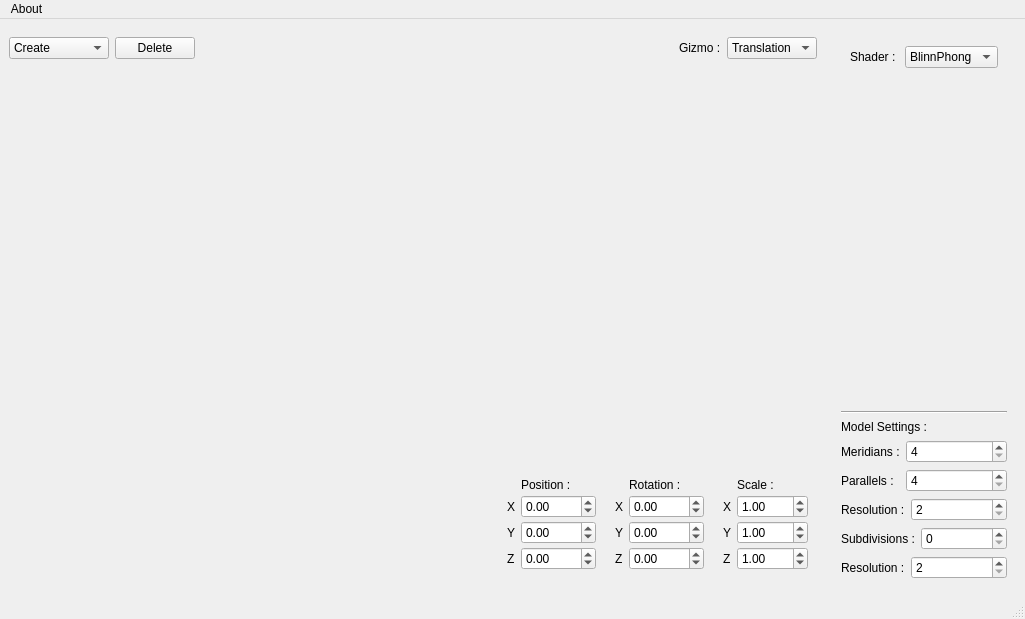
First picture: the form in src/Application/mainwindow.ui, repository DaftMat/Draft-Engine, before the edit.
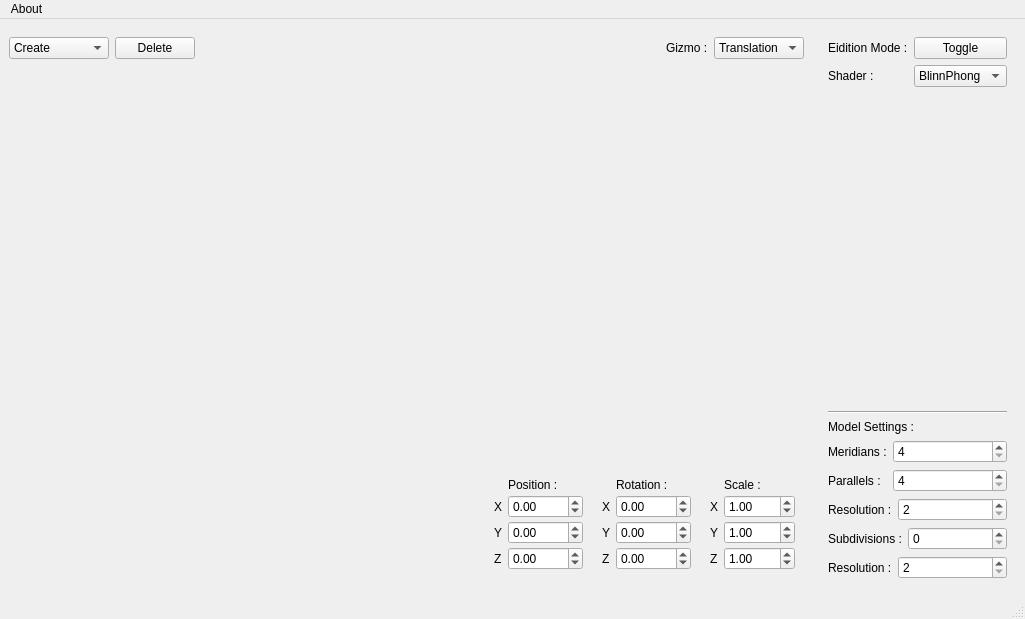
Second picture: the form after the edit. Custom widgets are drawn as their Qt base class.

Commit message: add renderer visualization mode

Diff of the .ui file:
```diff
--- a/src/Application/mainwindow.ui
+++ b/src/Application/mainwindow.ui
@@ -53,15 +53,27 @@
       <layout class="QVBoxLayout" name="verticalLayout">
        <item>
         <widget class="QWidget" name="widget_2" native="true">
-         <layout class="QHBoxLayout" name="horizontalLayout_3">
-          <item>
+         <layout class="QFormLayout" name="formLayout_5">
+          <property name="leftMargin">
+           <number>0</number>
+          </property>
+          <property name="topMargin">
+           <number>0</number>
+          </property>
+          <property name="rightMargin">
+           <number>0</number>
+          </property>
+          <property name="bottomMargin">
+           <number>0</number>
+          </property>
+          <item row="1" column="0">
            <widget class="QLabel" name="label_13">
             <property name="text">
              <string>Shader : </string>
             </property>
            </widget>
           </item>
-          <item>
+          <item row="1" column="1">
            <widget class="QComboBox" name="shaderChoser">
             <property name="sizePolicy">
              <sizepolicy hsizetype="Preferred" vsizetype="Fixed">
@@ -86,6 +98,20 @@
             </item>
            </widget>
           </item>
+          <item row="0" column="0">
+           <widget class="QLabel" name="label_15">
+            <property name="text">
+             <string>Eidition Mode :</string>
+            </property>
+           </widget>
+          </item>
+          <item row="0" column="1">
+           <widget class="QPushButton" name="editionToggle">
+            <property name="text">
+             <string>Toggle</string>
+            </property>
+           </widget>
+          </item>
          </layout>
         </widget>
        </item>
```
The commit also changes 10 other files.
